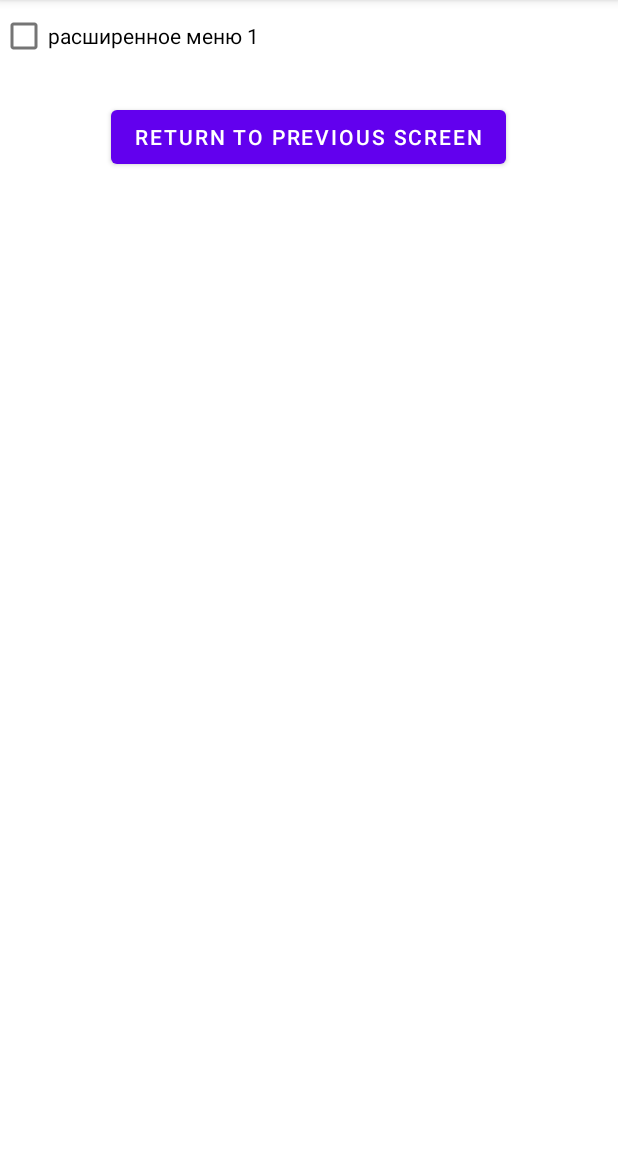
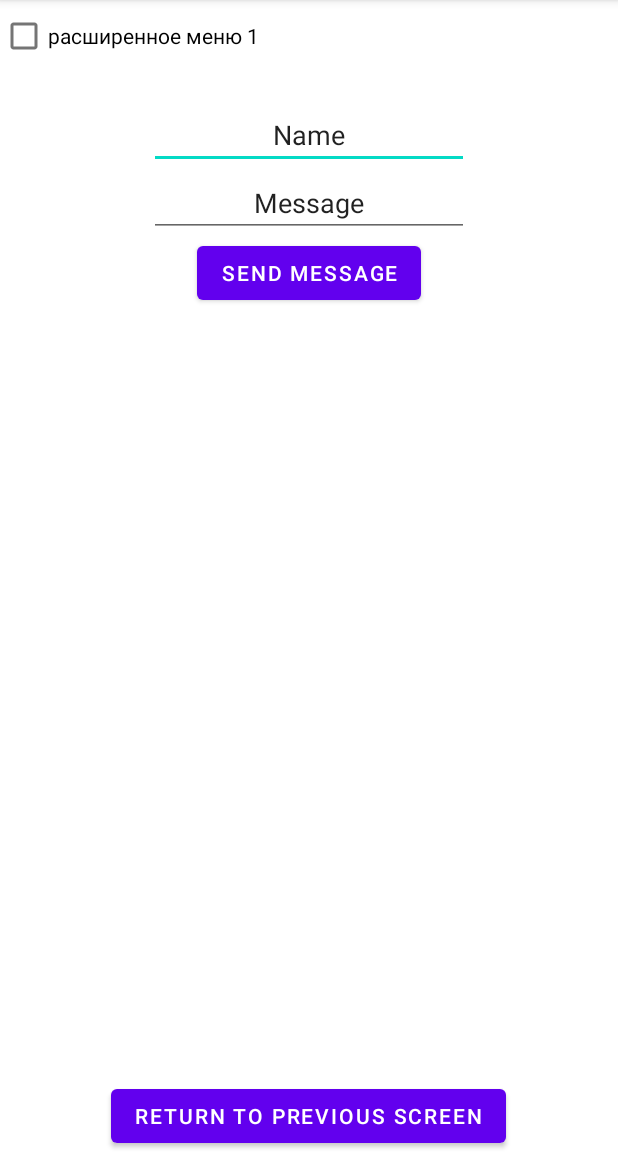
Before and after one commit to glotovauv/MyApplication, an Android app: the TestActivity screen opened directly, with no data from a screen before it, on a phone screen of 412 x 824 dp, the part 84-1236 px from its top. Run offline under Robolectric (Android 15) with nearby library versions, the phone set to English and light mode, and no system bars; Roboto replaces fonts that are not available here.

Commit message:
It seems I wanted to send smth to other form, but in fact I stuck on UI side. Hmmm... I'll just leave it here for the future.

```diff
--- a/app/src/main/res/layout/test_layout.xml
+++ b/app/src/main/res/layout/test_layout.xml
@@ -1,9 +1,10 @@
 <?xml version="1.0" encoding="utf-8"?>
 <LinearLayout xmlns:android="http://schemas.android.com/apk/res/android"
     xmlns:app="http://schemas.android.com/apk/res-auto"
-    android:orientation="vertical"
     android:layout_width="fill_parent"
-    android:layout_height="fill_parent">
+    android:layout_height="fill_parent"
+    android:orientation="vertical">
+
     <com.google.android.material.appbar.AppBarLayout
         android:layout_width="match_parent"
         android:layout_height="wrap_content"
@@ -28,10 +29,50 @@
         android:layout_height="wrap_content"
         android:id="@+id/textView">
     </TextView>
+
+
+    <LinearLayout
+        android:layout_width="match_parent"
+        android:layout_height="wrap_content"
+        android:layout_gravity="center_vertical"
+        android:gravity="center"
+        android:orientation="vertical">
+
+        <EditText
+            android:id="@+id/name"
+            android:layout_width="wrap_content"
+            android:layout_height="wrap_content"
+            android:ems="10"
+            android:gravity="center"
+            android:inputType="textPersonName"
+            android:text="Name" />
+        <EditText
+            android:id="@+id/message"
+            android:layout_width="wrap_content"
+            android:layout_height="wrap_content"
+            android:ems="10"
+            android:gravity="center"
+            android:inputType="textPersonName"
+            android:text="Message" />
+        <Button
+            android:id="@+id/send"
+            android:layout_width="wrap_content"
+            android:layout_height="wrap_content"
+            android:layout_gravity="center_horizontal"
+            android:text="Send message" />
+    </LinearLayout>
+
+    <LinearLayout
+        android:layout_width="match_parent"
+        android:layout_height="match_parent"
+        android:gravity="bottom|center">
+
         <Button
             android:id="@+id/first_screen"
             android:layout_width="wrap_content"
             android:layout_height="wrap_content"
-        android:layout_gravity="center_horizontal"
+            android:layout_gravity="bottom|center"
             android:text="@string/to_first_screen" />
     </LinearLayout>
+
+</LinearLayout>
```
Lines whose indentation alone changed are shown as unchanged.
